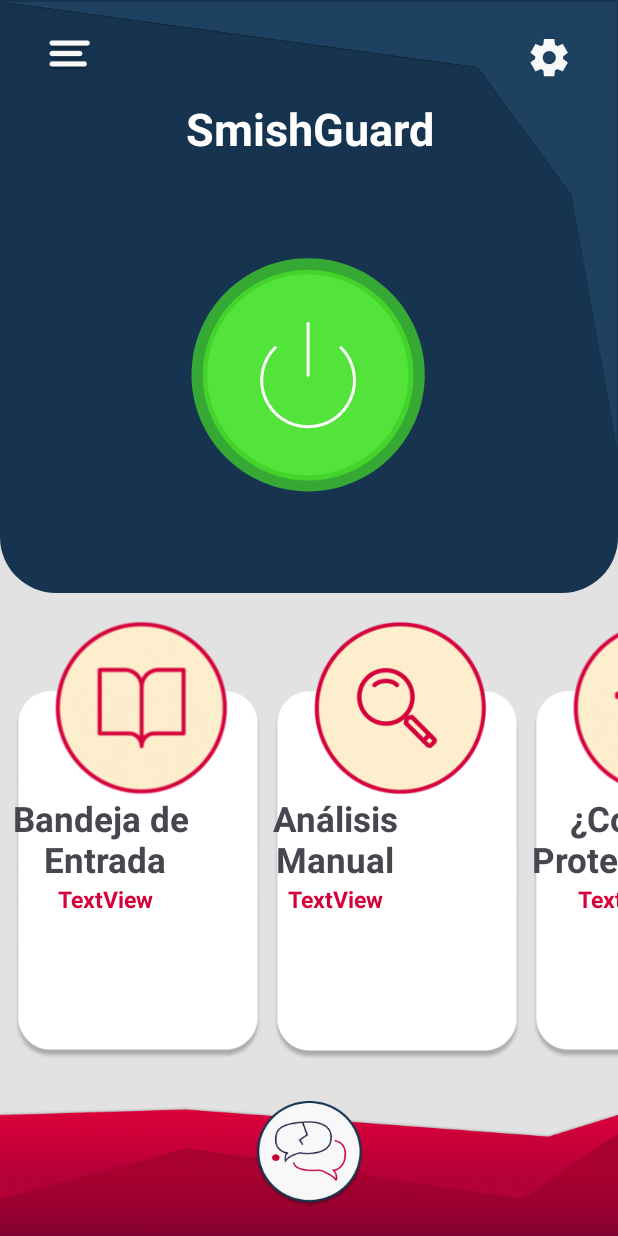
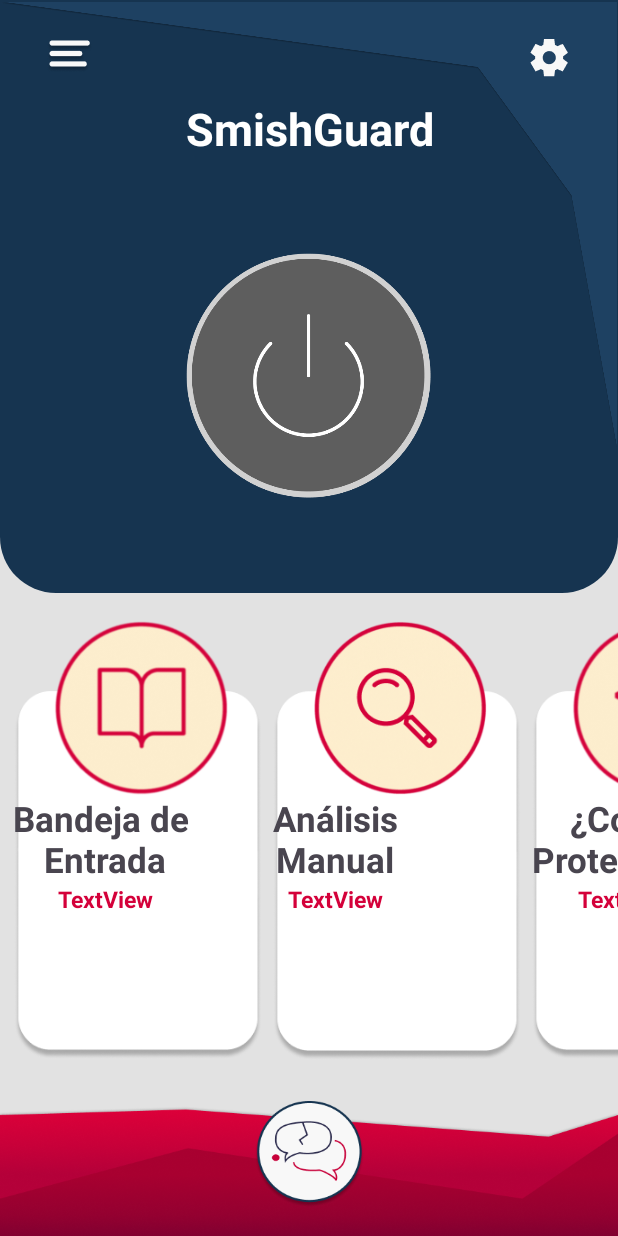
Before and after one commit to smishguard/smishguard-app, an Android app: the MainActivity screen opened directly, with no data from a screen before it, after a tap on an icon or button, on a phone screen of 412 x 824 dp. Run offline under Robolectric (Android 15) with nearby library versions, the phone set to English and light mode, and no system bars.

Commit message:
Funcionalidad Botón Main

```diff
--- a/app/src/main/java/com/smishguard/MainActivity.java
+++ b/app/src/main/java/com/smishguard/MainActivity.java
@@ -4,13 +4,16 @@ import android.content.Intent;
 import android.os.Bundle;
 import android.view.View;
 import android.widget.ImageView;
-import androidx.activity.EdgeToEdge;
+import android.widget.Toast;
 import androidx.appcompat.app.AppCompatActivity;
-import androidx.core.graphics.Insets;
-import androidx.core.view.ViewCompat;
-import androidx.core.view.WindowInsetsCompat;
 import com.airbnb.lottie.LottieAnimationView;
 import com.smishguard.databinding.ActivityMainBinding;
+import okhttp3.Call;
+import okhttp3.Callback;
+import okhttp3.OkHttpClient;
+import okhttp3.Request;
+import okhttp3.Response;
+import java.io.IOException;
 
 public class MainActivity extends AppCompatActivity {
 
@@ -18,24 +21,23 @@ public class MainActivity extends AppCompatActivity {
     private LottieAnimationView lottieButton;
     private ImageView imageOff;
     private boolean isOn = false; // Estado inicial
+    private static final String PING_URL = "https://smishguard-api-gateway.onrender.com/ping";
 
     @Override
     protected void onCreate(Bundle savedInstanceState) {
         super.onCreate(savedInstanceState);
-        EdgeToEdge.enable(this);
         binding = ActivityMainBinding.inflate(getLayoutInflater());
         setContentView(binding.getRoot());
 
-        ViewCompat.setOnApplyWindowInsetsListener(binding.main, (v, insets) -> {
-            Insets systemBars = insets.getInsets(WindowInsetsCompat.Type.systemBars());
-            v.setPadding(systemBars.left, systemBars.top, systemBars.right, systemBars.bottom);
-            return insets;
-        });
-
         lottieButton = binding.lottieButton;
         imageOff = binding.imageOff;
-        lottieButton.setOnClickListener(v -> toggleButton());
-        imageOff.setOnClickListener(v -> toggleButton());
+
+        // Enviar el ping cuando se abre la pantalla
+        enviarPingAlBackend();
+
+        // Al hacer clic en el botón, vuelve a intentar enviar el ping
+        lottieButton.setOnClickListener(v -> enviarPingAlBackend());
+        imageOff.setOnClickListener(v -> enviarPingAlBackend());
 
         binding.imgViewManualAnalisis.setOnClickListener(new View.OnClickListener() {
             @Override
@@ -52,14 +54,53 @@ public class MainActivity extends AppCompatActivity {
         });
     }
 
-    private void toggleButton() {
-        if (isOn) {
-            lottieButton.setVisibility(View.GONE); // Oculta la animación Lottie
+    // Método para enviar el ping al backend
+    private void enviarPingAlBackend() {
+        OkHttpClient client = new OkHttpClient();
+
+        Request request = new Request.Builder()
+                .url(PING_URL)
+                .build();
+
+        client.newCall(request).enqueue(new Callback() {
+            @Override
+            public void onFailure(Call call, IOException e) {
+                // Si hay un error en la solicitud, mantener el botón apagado
+                runOnUiThread(() -> {
+                    Toast.makeText(MainActivity.this, "Error al contactar con el backend", Toast.LENGTH_SHORT).show();
+                    actualizarEstadoBoton(false);  // Apagar el botón
+                });
+            }
+
+            @Override
+            public void onResponse(Call call, Response response) throws IOException {
+                if (response.isSuccessful()) {
+                    // Si el ping es exitoso, encender el botón
+                    runOnUiThread(() -> {
+                        Toast.makeText(MainActivity.this, "Conexión exitosa con el servidor", Toast.LENGTH_SHORT).show();
+                        actualizarEstadoBoton(true);  // Encender el botón
+                    });
+                } else {
+                    // Si la respuesta no es exitosa, mantener el botón apagado
+                    runOnUiThread(() -> {
+                        Toast.makeText(MainActivity.this, "Fallo en la conexión con el servidor, intentalo de nuevo más tarde", Toast.LENGTH_SHORT).show();
+                        actualizarEstadoBoton(false);  // Apagar el botón
+                    });
+                }
+            }
+        });
+    }
+
+    // Método para actualizar el estado del botón según el resultado del ping
+    private void actualizarEstadoBoton(boolean isBackendOn) {
+        if (isBackendOn) {
+            lottieButton.setVisibility(View.VISIBLE); // Muestra la animación Lottie (botón encendido)
+            imageOff.setVisibility(View.GONE); // Oculta la imagen de apagado
+            isOn = true;
+        } else {
+            lottieButton.setVisibility(View.GONE); // Oculta la animación Lottie (botón apagado)
             imageOff.setVisibility(View.VISIBLE); // Muestra la imagen de apagado
-        } else {
-            lottieButton.setVisibility(View.VISIBLE); // Muestra la animación Lottie
-            imageOff.setVisibility(View.GONE); // Oculta la imagen de apagado
+            isOn = false;
         }
-        isOn = !isOn; // Alterna el estado
     }
 }
```
